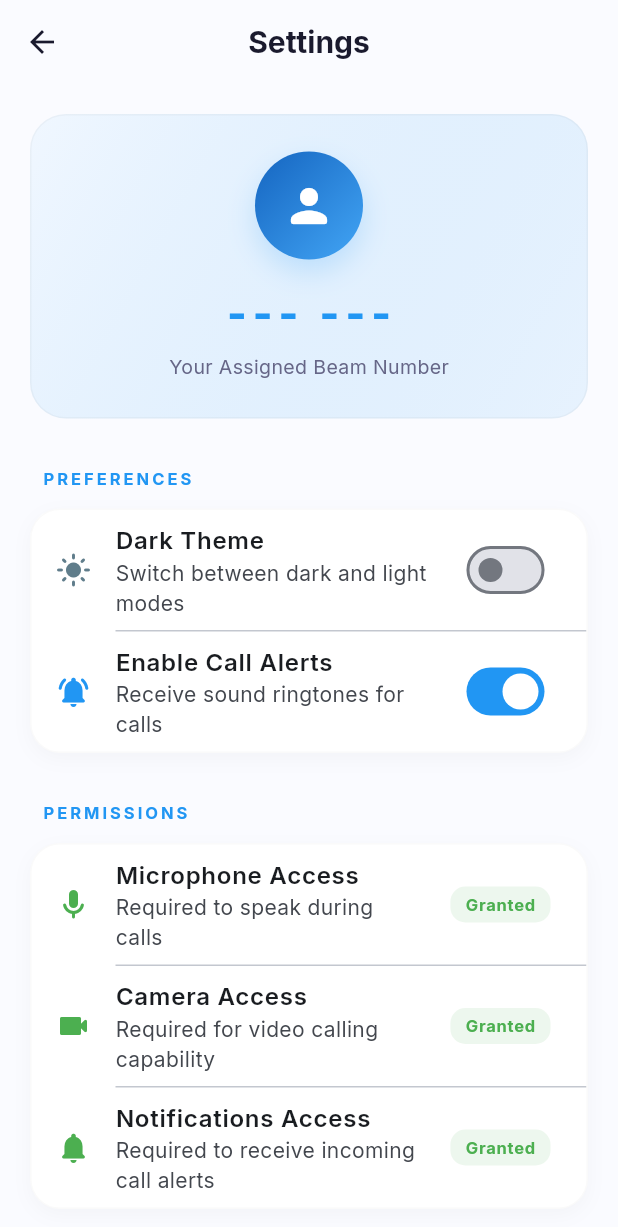
After one commit to gautham1803/beam_caller, a Flutter app: the HomeScreen screen opened directly, after a tap on the "settings" icon, on a phone screen of 412 x 824 dp. The commit adds this screen. Shown: the top 1227 px of the screen. Run offline on Flutter 3.47's test engine with Material 3 defaults, Android fonts, the phone set to English and light mode, and no system bars; our stand-ins replace flutter_riverpod, flutter_secure_storage, google_fonts, permission_handler, qr_flutter, socket_io_client; missing offline and left inert: flutter_ringtone_player, flutter_webrtc; accounts and stored records are empty; network calls fail.

Commit message:
Add dedicated Settings screen, persistent notification alerts switch, correct caller dialing sounds, and robust recents error checking

```diff
--- a/lib/main.dart
+++ b/lib/main.dart
@@ -1,6 +1,7 @@
 import 'package:flutter/material.dart';
 import 'package:flutter/services.dart';
 import 'package:flutter_riverpod/flutter_riverpod.dart';
+import 'presentation/providers/settings_provider.dart';
 import 'presentation/providers/user_provider.dart';
 import 'utils/theme.dart';
 import 'presentation/screens/splash_screen.dart';
@@ -30,7 +31,7 @@ class CallerApp extends ConsumerWidget {
 
   @override
   Widget build(BuildContext context, WidgetRef ref) {
-    final themeMode = ref.watch(themeModeProvider);
+    final themeMode = ref.watch(persistedThemeModeProvider);
 
     return MaterialApp(
       title: 'Beam',
--- /dev/null
+++ b/lib/presentation/providers/settings_provider.dart
@@ -0,0 +1,85 @@
+import 'package:flutter/material.dart';
+import 'package:flutter_riverpod/flutter_riverpod.dart';
+import 'package:flutter_secure_storage/flutter_secure_storage.dart';
+
+class SettingsState {
+  final bool notificationsEnabled;
+  final ThemeMode themeMode;
+  final bool isInitialized;
+
+  const SettingsState({
+    this.notificationsEnabled = true,
+    this.themeMode = ThemeMode.light,
+    this.isInitialized = false,
+  });
+
+  SettingsState copyWith({
+    bool? notificationsEnabled,
+    ThemeMode? themeMode,
+    bool? isInitialized,
+  }) {
+    return SettingsState(
+      notificationsEnabled: notificationsEnabled ?? this.notificationsEnabled,
+      themeMode: themeMode ?? this.themeMode,
+      isInitialized: isInitialized ?? this.isInitialized,
+    );
+  }
+}
+
+class SettingsNotifier extends StateNotifier<SettingsState> {
+  final _storage = const FlutterSecureStorage();
+
+  SettingsNotifier() : super(const SettingsState()) {
+    loadSettings();
+  }
+
+  Future<void> loadSettings() async {
+    try {
+      final notifStr = await _storage.read(key: 'settings_notifications_enabled');
+      final themeStr = await _storage.read(key: 'settings_theme_mode');
+
+      final notificationsEnabled = notifStr != 'false'; // defaults to true
+      final themeMode = themeStr == 'dark'
+          ? ThemeMode.dark
+          : (themeStr == 'light' ? ThemeMode.light : ThemeMode.system);
+
+      state = SettingsState(
+        notificationsEnabled: notificationsEnabled,
+        themeMode: themeMode,
+        isInitialized: true,
+      );
+    } catch (_) {
+      state = state.copyWith(isInitialized: true);
+    }
+  }
+
+  Future<void> setNotificationsEnabled(bool value) async {
+    state = state.copyWith(notificationsEnabled: value);
+    await _storage.write(
+      key: 'settings_notifications_enabled',
+      value: value.toString(),
+    );
+  }
+
+  Future<void> setThemeMode(ThemeMode mode) async {
+    state = state.copyWith(themeMode: mode);
+    String modeStr = 'light';
+    if (mode == ThemeMode.dark) {
+      modeStr = 'dark';
+    } else if (mode == ThemeMode.system) {
+      modeStr = 'system';
+    }
+    await _storage.write(key: 'settings_theme_mode', value: modeStr);
+  }
+}
+
+final settingsProvider =
+    StateNotifierProvider<SettingsNotifier, SettingsState>((ref) {
+  return SettingsNotifier();
+});
+
+/// Bridge to update the global themeModeProvider when settings change
+final persistedThemeModeProvider = Provider<ThemeMode>((ref) {
+  final settings = ref.watch(settingsProvider);
+  return settings.themeMode;
+});
--- a/lib/presentation/screens/home_screen.dart
+++ b/lib/presentation/screens/home_screen.dart
@@ -6,6 +6,7 @@ import '../providers/user_provider.dart';
 import '../providers/socket_provider.dart';
 import '../providers/call_provider.dart';
 import '../providers/recents_provider.dart';
+import '../providers/settings_provider.dart';
 import '../../services/push_notification_service.dart';
 import '../widgets/number_card.dart';
 import '../widgets/status_indicator.dart';
@@ -16,6 +17,7 @@ import '../widgets/share_view.dart';
 import 'incoming_call_screen.dart';
 import 'voice_call_screen.dart';
 import 'video_call_screen.dart';
+import 'settings_screen.dart';
 
 /// Main home screen with bottom navigation (Dialer, Recents, Favorites, Share).
 class HomeScreen extends ConsumerStatefulWidget {
@@ -212,7 +214,7 @@ class _HomeScreenState extends ConsumerState<HomeScreen> {
       }
     });
 
-    final themeMode = ref.watch(themeModeProvider);
+    final themeMode = ref.watch(persistedThemeModeProvider);
 
     return Scaffold(
       appBar: AppBar(
@@ -262,15 +264,17 @@ class _HomeScreenState extends ConsumerState<HomeScreen> {
               borderRadius: BorderRadius.circular(12),
             ),
             child: IconButton(
-              icon: Icon(
-                themeMode == ThemeMode.dark
-                    ? Icons.light_mode_rounded
-                    : Icons.dark_mode_rounded,
+              icon: const Icon(
+                Icons.settings_rounded,
                 size: 20,
               ),
               onPressed: () {
-                ref.read(themeModeProvider.notifier).state =
-                    themeMode == ThemeMode.dark ? ThemeMode.light : ThemeMode.dark;
+                HapticFeedback.lightImpact();
+                Navigator.of(context).push(
+                  MaterialPageRoute(
+                    builder: (_) => const SettingsScreen(),
+                  ),
+                );
               },
             ),
           ),
--- /dev/null
+++ b/lib/presentation/screens/settings_screen.dart
@@ -0,0 +1,358 @@
+import 'package:flutter/material.dart';
+import 'package:flutter/services.dart';
+import 'package:flutter_riverpod/flutter_riverpod.dart';
+import 'package:permission_handler/permission_handler.dart';
+import '../../utils/theme.dart';
+import '../providers/settings_provider.dart';
+import '../providers/user_provider.dart';
+
+class SettingsScreen extends ConsumerStatefulWidget {
+  const SettingsScreen({super.key});
+
+  @override
+  ConsumerState<SettingsScreen> createState() => _SettingsScreenState();
+}
+
+class _SettingsScreenState extends ConsumerState<SettingsScreen> {
+  bool _micPermission = false;
+  bool _camPermission = false;
+  bool _notifPermission = false;
+
+  @override
+  void initState() {
+    super.initState();
+    _checkPermissions();
+  }
+
+  Future<void> _checkPermissions() async {
+    final mic = await Permission.microphone.status.isGranted;
+    final cam = await Permission.camera.status.isGranted;
+    final notif = await Permission.notification.status.isGranted;
+
+    if (mounted) {
+      setState(() {
+        _micPermission = mic;
+        _camPermission = cam;
+        _notifPermission = notif;
+      });
+    }
+  }
+
+  Future<void> _requestPermission(Permission permission) async {
+    final status = await permission.request();
+    HapticFeedback.mediumImpact();
+    if (status.isPermanentlyDenied) {
+      openAppSettings();
+    }
+    _checkPermissions();
+  }
+
+  String _formatNumber(String number) {
+    if (number.length == 6) {
+      return '${number.substring(0, 3)} ${number.substring(3)}';
+    }
+    return number;
+  }
+
+  @override
+  Widget build(BuildContext context) {
+    final settings = ref.watch(settingsProvider);
+    final userState = ref.watch(userProvider);
+    final myNumber = userState.user?.number ?? '------';
+    final isDark = Theme.of(context).brightness == Brightness.dark;
+
+    return Scaffold(
+      appBar: AppBar(
+        title: const Text(
+          'Settings',
+          style: TextStyle(fontWeight: FontWeight.w700),
+        ),
+      ),
+      body: SingleChildScrollView(
+        padding: const EdgeInsets.all(20),
+        child: Column(
+          crossAxisAlignment: CrossAxisAlignment.start,
+          children: [
+            // User profile/number section
+            Container(
+              width: double.infinity,
+              padding: const EdgeInsets.all(24),
+              decoration: BoxDecoration(
+                gradient: LinearGradient(
+                  colors: isDark
+                      ? [const Color(0xFF1E293B), const Color(0xFF0F172A)]
+                      : [AppTheme.surfaceBlue, AppTheme.lightBlue.withValues(alpha: 0.3)],
+                  begin: Alignment.topLeft,
+                  end: Alignment.bottomRight,
+                ),
+                borderRadius: BorderRadius.circular(24),
+                border: Border.all(
+                  color: isDark
+                      ? Colors.white.withValues(alpha: 0.05)
+                      : Colors.black.withValues(alpha: 0.03),
+                ),
+              ),
+              child: Column(
+                children: [
+                  Container(
+                    width: 72,
+                    height: 72,
+                    decoration: BoxDecoration(
+                      gradient: const LinearGradient(
+                        colors: [Color(0xFF1565C0), Color(0xFF42A5F5)],
+                        begin: Alignment.topLeft,
+                        end: Alignment.bottomRight,
+                      ),
+                      shape: BoxShape.circle,
+                      boxShadow: [
+                        BoxShadow(
+                          color: AppTheme.primaryBlue.withValues(alpha: 0.2),
+                          blurRadius: 16,
+                          offset: const Offset(0, 8),
+                        ),
+                      ],
+                    ),
+                    child: const Icon(
+                      Icons.person_rounded,
+                      color: Colors.white,
+                      size: 36,
+                    ),
+                  ),
+                  const SizedBox(height: 16),
+                  Text(
+                    _formatNumber(myNumber),
+                    style: const TextStyle(
+                      fontSize: 28,
+                      fontWeight: FontWeight.w800,
+                      letterSpacing: 4,
+                      color: AppTheme.primaryBlue,
+                    ),
+                  ),
+                  const SizedBox(height: 6),
+                  Text(
+                    'Your Assigned Beam Number',
+                    style: TextStyle(
+                      fontSize: 13,
+                      color: isDark ? Colors.white60 : AppTheme.textSecondary,
+                    ),
+                  ),
+                ],
+              ),
+            ),
+            const SizedBox(height: 32),
+
+            // Section Header
+            _buildSectionHeader('Preferences'),
+            const SizedBox(height: 12),
+
+            // Theme switch
+            _buildSettingCard([
+              SwitchListTile(
+                title: const Text('Dark Theme', style: TextStyle(fontWeight: FontWeight.w600)),
+                subtitle: const Text('Switch between dark and light modes'),
+                secondary: Icon(
+                  isDark ? Icons.dark_mode_rounded : Icons.light_mode_rounded,
+                  color: isDark ? Colors.amber : Colors.blueGrey,
+                ),
+                value: settings.themeMode == ThemeMode.dark,
+                onChanged: (val) {
+                  HapticFeedback.selectionClick();
+                  ref.read(settingsProvider.notifier).setThemeMode(
+                        val ? ThemeMode.dark : ThemeMode.light,
+                      );
+                },
+              ),
+              const Divider(height: 1, indent: 56),
+              // Call alerts switch
+              SwitchListTile(
+                title: const Text('Enable Call Alerts', style: TextStyle(fontWeight: FontWeight.w600)),
+                subtitle: const Text('Receive sound ringtones for calls'),
+                secondary: const Icon(Icons.notifications_active_rounded, color: AppTheme.primaryBlue),
+                value: settings.notificationsEnabled,
+                onChanged: (val) {
+                  HapticFeedback.selectionClick();
+                  ref.read(settingsProvider.notifier).setNotificationsEnabled(val);
+                },
+              ),
+            ]),
+            const SizedBox(height: 32),
+
+            // Section Header
+            _buildSectionHeader('Permissions'),
+            const SizedBox(height: 12),
+
+            // Permissions list card
+            _buildSettingCard([
+              _buildPermissionTile(
+                title: 'Microphone Access',
+                subtitle: 'Required to speak during calls',
+                icon: Icons.mic_rounded,
+                isGranted: _micPermission,
+                onRequest: () => _requestPermission(Permission.microphone),
+              ),
+              const Divider(height: 1, indent: 56),
+              _buildPermissionTile(
+                title: 'Camera Access',
+                subtitle: 'Required for video calling capability',
+                icon: Icons.videocam_rounded,
+                isGranted: _camPermission,
+                onRequest: () => _requestPermission(Permission.camera),
+              ),
+              const Divider(height: 1, indent: 56),
+              _buildPermissionTile(
+                title: 'Notifications Access',
+                subtitle: 'Required to receive incoming call alerts',
+                icon: Icons.notifications_rounded,
+                isGranted: _notifPermission,
+                onRequest: () => _requestPermission(Permission.notification),
+              ),
+            ]),
+            const SizedBox(height: 32),
+
+            // Section Header
+            _buildSectionHeader('Application'),
+            const SizedBox(height: 12),
+
+            // Reset/deregister section
+            _buildSettingCard([
+              ListTile(
+                leading: const Icon(Icons.refresh_rounded, color: AppTheme.endCallRed),
+                title: const Text(
+                  'Deregister & Reset',
+                  style: TextStyle(color: AppTheme.endCallRed, fontWeight: FontWeight.w600),
+                ),
+                subtitle: const Text('Deletes your current number and requests a new one'),
+                trailing: const Icon(Icons.chevron_right_rounded),
+                onTap: () {
+                  HapticFeedback.heavyImpact();
+                  _showResetConfirmation();
+                },
+              ),
+            ]),
+            const SizedBox(height: 48),
+          ],
+        ),
+      ),
+    );
+  }
+
+  Widget _buildSectionHeader(String title) {
+    return Padding(
+      padding: const EdgeInsets.only(left: 8),
+      child: Text(
+        title.toUpperCase(),
+        style: const TextStyle(
+          fontSize: 11,
+          fontWeight: FontWeight.w700,
+          color: AppTheme.primaryBlue,
+          letterSpacing: 2,
+        ),
+      ),
+    );
+  }
+
+  Widget _buildSettingCard(List<Widget> children) {
+    final isDark = Theme.of(context).brightness == Brightness.dark;
+    return Container(
+      decoration: BoxDecoration(
+        color: isDark ? const Color(0xFF1E293B) : Colors.white,
+        borderRadius: BorderRadius.circular(20),
+        boxShadow: [
+          BoxShadow(
+            color: isDark
+                ? Colors.black.withValues(alpha: 0.15)
+                : Colors.black.withValues(alpha: 0.03),
+            blurRadius: 10,
+            offset: const Offset(0, 4),
+          ),
+        ],
+        border: Border.all(
+          color: isDark
+              ? Colors.white.withValues(alpha: 0.05)
+              : Colors.black.withValues(alpha: 0.02),
+        ),
+      ),
+      child: ClipRRect(
+        borderRadius: BorderRadius.circular(20),
+        child: Column(children: children),
+      ),
+    );
+  }
+
+  Widget _buildPermissionTile({
+    required String title,
+    required String subtitle,
+    required IconData icon,
+    required bool isGranted,
+    required VoidCallback onRequest,
+  }) {
+    return ListTile(
+      leading: Icon(icon, color: isGranted ? AppTheme.activeGreen : AppTheme.offlineGray),
+      title: Text(title, style: const TextStyle(fontWeight: FontWeight.w600)),
+      subtitle: Text(subtitle),
+      trailing: isGranted
+          ? Container(
+              padding: const EdgeInsets.symmetric(horizontal: 10, vertical: 4),
+              decoration: BoxDecoration(
+                color: AppTheme.activeGreen.withValues(alpha: 0.1),
+                borderRadius: BorderRadius.circular(10),
+              ),
+              child: const Text(
+                'Granted',
+                style: TextStyle(
+                  color: AppTheme.activeGreen,
+                  fontSize: 11,
+                  fontWeight: FontWeight.w700,
+                ),
+              ),
+            )
+          : ElevatedButton(
+              style: ElevatedButton.styleFrom(
+                padding: const EdgeInsets.symmetric(horizontal: 12, vertical: 8),
+                minimumSize: Size.zero,
+                shape: RoundedRectangleBorder(borderRadius: BorderRadius.circular(10)),
+              ),
+              onPressed: onRequest,
+              child: const Text('Allow', style: TextStyle(fontSize: 12)),
+            ),
+    );
+  }
+
+  void _showResetConfirmation() {
+    showDialog(
+      context: context,
+      builder: (context) {
+        final isDark = Theme.of(context).brightness == Brightness.dark;
+        return AlertDialog(
+          backgroundColor: isDark ? const Color(0xFF1E293B) : Colors.white,
+          shape: RoundedRectangleBorder(borderRadius: BorderRadius.circular(24)),
+          title: const Text('Reset Application?', style: TextStyle(fontWeight: FontWeight.w700)),
+          content: const Text(
+            'This will delete your 6-digit number and clear your settings. '
+            'You will need to request a new number when you open the app again.',
+          ),
+          actions: [
+            TextButton(
+              onPressed: () => Navigator.of(context).pop(),
+              child: const Text('Cancel'),
+            ),
+            ElevatedButton(
+              style: ElevatedButton.styleFrom(
+                backgroundColor: AppTheme.endCallRed,
+                foregroundColor: Colors.white,
+                shape: RoundedRectangleBorder(borderRadius: BorderRadius.circular(12)),
+              ),
+              onPressed: () async {
+                Navigator.of(context).pop();
+                // Clear state and restart
+                await ref.read(userProvider.notifier).resetApp();
+                SystemNavigator.pop(); // Close app
+              },
+              child: const Text('Reset'),
+            ),
+          ],
+        );
+      },
+    );
+  }
+}
```
Also changed, not shown: lib/presentation/providers/call_provider.dart (+9 -3 lines), lib/presentation/providers/user_provider.dart (+10 -0 lines), lib/presentation/widgets/recents_view.dart (+29 -0 lines).
